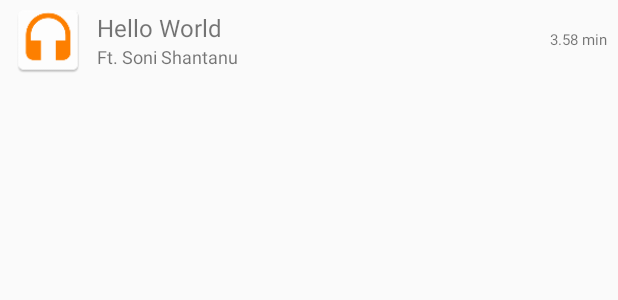
After one commit to slk007/pmusic-colab, an Android app: the layout songs_listview_row.xml on its own in the app's theme, with its tools: preview values and no code run, on a phone screen of 412 x 824 dp. The commit adds this screen. Shown: the top 300 px of the screen. Run offline under Robolectric (Android 15) with nearby library versions, the light colour scheme and no system bars.

Commit message:
song list properly displayed and updated

```diff
--- a/app/src/main/AndroidManifest.xml
+++ b/app/src/main/AndroidManifest.xml
@@ -7,6 +7,7 @@
         android:icon="@mipmap/ic_launcher"
         android:label="@string/app_name"
         android:supportsRtl="true"
+        android:largeHeap="true"
         android:theme="@style/AppTheme">
         <activity android:name=".MainActivity">
             <intent-filter>
@@ -18,4 +19,5 @@
     </application>
 
     <uses-permission android:name="android.permission.READ_EXTERNAL_STORAGE" />
+    <uses-permission android:name="android.permission.WRITE_EXTERNAL_STORAGE" />
 </manifest>
--- a/app/src/main/res/layout/activity_main.xml
+++ b/app/src/main/res/layout/activity_main.xml
@@ -18,7 +18,7 @@
     <android.support.v4.view.ViewPager
         android:id="@+id/main_view_pager"
         android:layout_width="match_parent"
-        android:layout_margin="10sp"
+        android:layout_margin="5sp"
         android:layout_below="@id/main_tab_layout"
         android:layout_height="match_parent"></android.support.v4.view.ViewPager>
 
--- /dev/null
+++ b/app/src/main/res/layout/songs_listview_row.xml
@@ -0,0 +1,50 @@
+<?xml version="1.0" encoding="utf-8"?>
+<RelativeLayout xmlns:android="http://schemas.android.com/apk/res/android"
+    android:layout_width="match_parent"
+    android:layout_height="wrap_content"
+    android:padding="2sp"
+    android:paddingTop="5sp"
+    android:paddingBottom="5sp">
+
+    <ImageView
+        android:id="@+id/song_album_art"
+        android:layout_width="50dp"
+        android:layout_height="50dp"
+        android:layout_marginLeft="5sp"
+        android:src="@mipmap/ic_launcher"
+        android:layout_marginRight="5sp" />
+
+    <RelativeLayout
+        android:layout_width="match_parent"
+        android:layout_height="wrap_content"
+        android:layout_centerVertical="true"
+        android:layout_marginLeft="2sp"
+        android:layout_toRightOf="@id/song_album_art">
+
+        <TextView
+            android:id="@+id/song_title"
+            android:layout_width="wrap_content"
+            android:layout_height="wrap_content"
+            android:text="Hello World"
+            android:textSize="16sp" />
+
+        <TextView
+            android:id="@+id/song_artists"
+            android:layout_width="wrap_content"
+            android:layout_height="wrap_content"
+            android:textSize="12sp"
+            android:layout_below="@id/song_title"
+            android:text="Ft. Soni Shantanu" />
+
+        <TextView
+            android:layout_width="wrap_content"
+            android:layout_height="wrap_content"
+            android:layout_alignParentRight="true"
+            android:layout_centerVertical="true"
+            android:id="@+id/song_duration"
+            android:text="3.58 min"
+            android:textSize="10sp"
+            android:layout_marginRight="5sp"
+            />
+    </RelativeLayout>
+</RelativeLayout>
```
Also changed, not shown: app/src/main/java/com/ss/pmusic/SongItem.java (added, +73 -0 lines), app/src/main/java/com/ss/pmusic/SongsFrag.java (+50 -25 lines), app/src/main/res/layout/temp_res.xml (+4 -6 lines).
